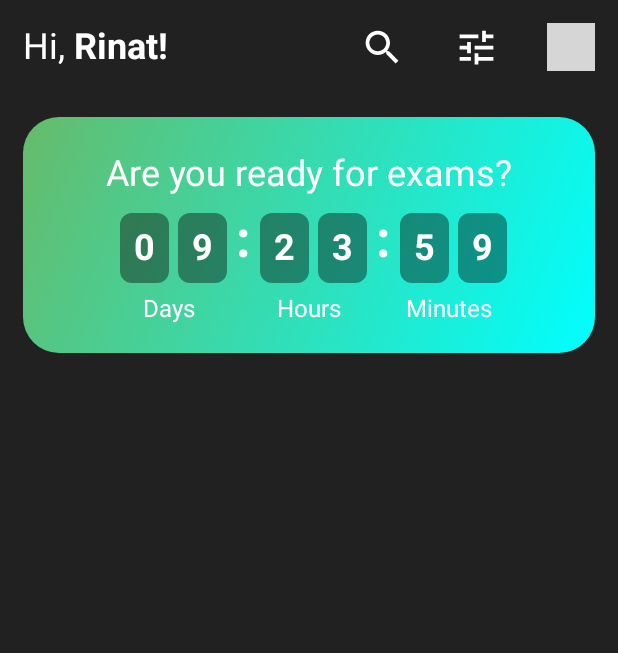
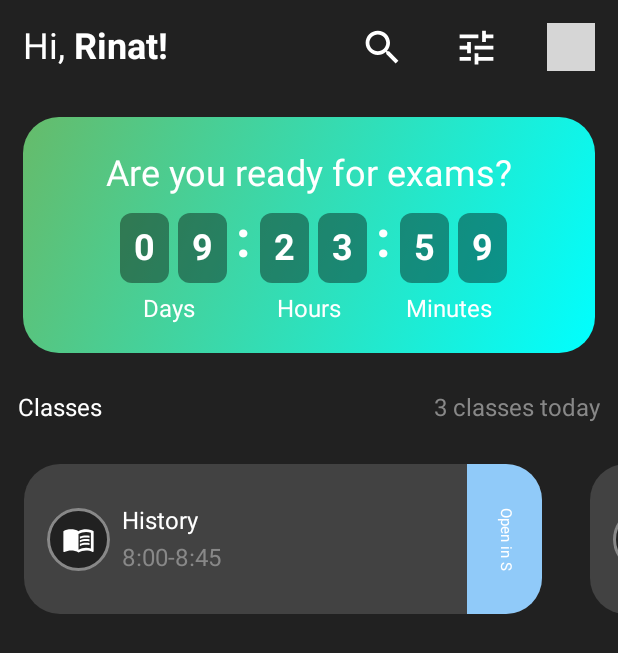
Before and after one commit to Rinat-M/AndroidInterview, an Android app built with Jetpack Compose: the screen it shows after launch (MainActivity), on a phone screen of 412 x 824 dp. Shown: the top 653 px of the screen. Run offline under Robolectric (Android 15) with nearby library versions, the light colour scheme and no system bars; grey boxes are pictures that could not be loaded.

Commit message:
Implemented classes section in home screen

```diff
--- a/EducationApp/app/build.gradle
+++ b/EducationApp/app/build.gradle
@@ -10,8 +10,8 @@ android {
         applicationId "com.rino.educationapp"
         minSdk 28
         targetSdk 33
-        versionCode 2
-        versionName "1.0.1"
+        versionCode 3
+        versionName "1.0.2"
 
         testInstrumentationRunner "androidx.test.runner.AndroidJUnitRunner"
         vectorDrawables {
--- a/EducationApp/app/src/main/java/com/rino/educationapp/MainActivity.kt
+++ b/EducationApp/app/src/main/java/com/rino/educationapp/MainActivity.kt
@@ -9,7 +9,9 @@ import androidx.compose.material.Surface
 import androidx.compose.runtime.Composable
 import androidx.compose.ui.Modifier
 import androidx.compose.ui.tooling.preview.Preview
+import com.rino.educationapp.core.DummyRepositoryImpl
 import com.rino.educationapp.ui.screens.HomeScreen
+import com.rino.educationapp.ui.screens.MainViewModel
 import com.rino.educationapp.ui.theme.EducationAppTheme
 
 class MainActivity : ComponentActivity() {
@@ -29,7 +31,8 @@ fun MyApp() {
             modifier = Modifier.fillMaxSize(),
             color = MaterialTheme.colors.background
         ) {
-            HomeScreen()
+            val viewModel = MainViewModel(DummyRepositoryImpl())
+            HomeScreen(viewModel)
         }
     }
 }
--- /dev/null
+++ b/EducationApp/app/src/main/java/com/rino/educationapp/core/DummyRepositoryImpl.kt
@@ -0,0 +1,32 @@
+package com.rino.educationapp.core
+
+class DummyRepositoryImpl() : MainRepository {
+    override fun getLessons(): List<Lesson> {
+        return listOf(
+            Lesson(
+                title = "History",
+                teacher = "Mrs Thomas",
+                startTime = "8:00",
+                endTime = "8:45",
+                isAdditional = false,
+                bySkype = true
+            ),
+            Lesson(
+                title = "Literature",
+                teacher = "Mrs Barros",
+                startTime = "9:00",
+                endTime = "9:45",
+                isAdditional = false,
+                bySkype = false
+            ),
+            Lesson(
+                title = "Physical Education",
+                teacher = "Mrs Barros",
+                startTime = "10:00",
+                endTime = "11:35",
+                isAdditional = true,
+                bySkype = false
+            )
+        )
+    }
+}
--- /dev/null
+++ b/EducationApp/app/src/main/java/com/rino/educationapp/core/Extensions.kt
@@ -0,0 +1,68 @@
+package com.rino.educationapp.core
+
+import androidx.compose.foundation.background
+import androidx.compose.ui.Modifier
+import androidx.compose.ui.draw.rotate
+import androidx.compose.ui.graphics.Brush
+import androidx.compose.ui.graphics.Color
+import androidx.compose.ui.layout.*
+import androidx.compose.ui.unit.Constraints
+import com.rino.educationapp.ui.theme.Green400
+import com.rino.educationapp.ui.theme.Grey800
+
+fun Modifier.rotateVertically(rotation: VerticalRotation) = then(
+    object : LayoutModifier {
+        override fun MeasureScope.measure(
+            measurable: Measurable,
+            constraints: Constraints
+        ): MeasureResult {
+            val placeable = measurable.measure(constraints)
+            return layout(placeable.height, placeable.width) {
+                placeable.place(
+                    x = -(placeable.width / 2 - placeable.height / 2),
+                    y = -(placeable.height / 2 - placeable.width / 2)
+                )
+            }
+        }
+
+        override fun IntrinsicMeasureScope.minIntrinsicHeight(
+            measurable: IntrinsicMeasurable,
+            width: Int
+        ): Int {
+            return measurable.maxIntrinsicWidth(width)
+        }
+
+        override fun IntrinsicMeasureScope.maxIntrinsicHeight(
+            measurable: IntrinsicMeasurable,
+            width: Int
+        ): Int {
+            return measurable.maxIntrinsicWidth(width)
+        }
+
+        override fun IntrinsicMeasureScope.minIntrinsicWidth(
+            measurable: IntrinsicMeasurable,
+            height: Int
+        ): Int {
+            return measurable.minIntrinsicHeight(height)
+        }
+
+        override fun IntrinsicMeasureScope.maxIntrinsicWidth(
+            measurable: IntrinsicMeasurable,
+            height: Int
+        ): Int {
+            return measurable.maxIntrinsicHeight(height)
+        }
+    })
+    .then(rotate(rotation.value))
+
+enum class VerticalRotation(val value: Float) {
+    CLOCKWISE(90f), COUNTER_CLOCKWISE(270f)
+}
+
+fun Modifier.background(isAdditional: Boolean): Modifier {
+    return if (isAdditional) {
+        this.background(Brush.linearGradient(colors = listOf(Green400, Color.Cyan)))
+    } else {
+        this.background(Grey800)
+    }
+}
--- /dev/null
+++ b/EducationApp/app/src/main/java/com/rino/educationapp/core/Lesson.kt
@@ -0,0 +1,10 @@
+package com.rino.educationapp.core
+
+data class Lesson(
+    val title: String,
+    val teacher: String,
+    val startTime: String,
+    val endTime: String,
+    val isAdditional: Boolean,
+    val bySkype: Boolean
+)
--- /dev/null
+++ b/EducationApp/app/src/main/java/com/rino/educationapp/core/MainRepository.kt
@@ -0,0 +1,5 @@
+package com.rino.educationapp.core
+
+interface MainRepository {
+    fun getLessons(): List<Lesson>
+}
--- a/EducationApp/app/src/main/java/com/rino/educationapp/ui/screens/HomeScreen.kt
+++ b/EducationApp/app/src/main/java/com/rino/educationapp/ui/screens/HomeScreen.kt
@@ -1,7 +1,10 @@
 package com.rino.educationapp.ui.screens
 
 import androidx.compose.foundation.background
+import androidx.compose.foundation.border
 import androidx.compose.foundation.layout.*
+import androidx.compose.foundation.lazy.LazyRow
+import androidx.compose.foundation.shape.CircleShape
 import androidx.compose.foundation.shape.RoundedCornerShape
 import androidx.compose.material.Icon
 import androidx.compose.material.MaterialTheme
@@ -18,11 +21,16 @@ import androidx.compose.ui.text.buildAnnotatedString
 import androidx.compose.ui.text.font.FontWeight
 import androidx.compose.ui.text.withStyle
 import androidx.compose.ui.unit.dp
+import androidx.compose.ui.unit.sp
 import com.rino.educationapp.R
+import com.rino.educationapp.core.Lesson
+import com.rino.educationapp.core.VerticalRotation
+import com.rino.educationapp.core.rotateVertically
+import com.rino.educationapp.core.background
 import com.rino.educationapp.ui.theme.*
 
 @Composable
-fun HomeScreen() {
+fun HomeScreen(mainViewModel: MainViewModel) {
     Box(
         modifier = Modifier
             .background(Grey900)
@@ -31,6 +39,7 @@ fun HomeScreen() {
         Column {
             TopSection(name = "Rinat")
             ExamsTimerSection()
+            ClassesSection(mainViewModel.lessons)
         }
     }
 }
@@ -174,3 +183,80 @@ fun OneDigit(digit: String, backgroundColor: Color) {
         )
     }
 }
+
+@Composable
+fun ClassesSection(lessons: List<Lesson>) {
+    Row(
+        horizontalArrangement = Arrangement.SpaceBetween,
+        verticalAlignment = Alignment.CenterVertically,
+        modifier = Modifier
+            .fillMaxWidth()
+            .padding(12.dp)
+    ) {
+        Text(text = "Classes", color = Color.White)
+        Text(text = "${lessons.count()} classes today", color = Color.Gray)
+    }
+    LazyRow {
+        items(lessons.count()) {
+            ClassBlock(lessons[it])
+        }
+    }
+}
+
+@Composable
+fun ClassBlock(lesson: Lesson) {
+    Row(
+        horizontalArrangement = Arrangement.SpaceBetween,
+        verticalAlignment = Alignment.CenterVertically,
+        modifier = Modifier
+            .padding(16.dp)
+            .clip(RoundedCornerShape(24.dp))
+            .background(lesson.isAdditional)
+            .padding(PaddingValues(start = 15.dp))
+            .width(330.dp)
+            .height(100.dp)
+    ) {
+        Box(
+            modifier = Modifier
+                .border(2.dp, Color.Gray, CircleShape)
+                .clip(CircleShape)
+                .background(BlackWithOpacity50)
+                .padding(6.dp)
+        ) {
+            Icon(
+                painter = painterResource(id = R.drawable.ic_menu_book),
+                contentDescription = null,
+                tint = Color.White,
+                modifier = Modifier
+                    .size(30.dp)
+                    .padding(4.dp)
+            )
+        }
+        Column(
+            modifier = Modifier
+                .weight(1f)
+                .padding(8.dp),
+            verticalArrangement = Arrangement.spacedBy(6.dp)
+        ) {
+            Text(text = lesson.title, color = Color.White)
+            Text(text = "${lesson.startTime}-${lesson.endTime}", color = Color.Gray)
+        }
+
+        if (lesson.bySkype) {
+            Box(
+                modifier = Modifier
+                    .width(50.dp)
+                    .fillMaxHeight()
+                    .background(Blue200),
+                contentAlignment = Alignment.Center,
+            ) {
+                Text(
+                    text = "Open in S", color = Color.White,
+                    modifier = Modifier
+                        .rotateVertically(VerticalRotation.CLOCKWISE),
+                    fontSize = 10.sp,
+                )
+            }
+        }
+    }
+}
--- /dev/null
+++ b/EducationApp/app/src/main/java/com/rino/educationapp/ui/screens/MainViewModel.kt
@@ -0,0 +1,12 @@
+package com.rino.educationapp.ui.screens
+
+import androidx.compose.runtime.toMutableStateList
+import androidx.lifecycle.ViewModel
+import com.rino.educationapp.core.MainRepository
+
+class MainViewModel(repository: MainRepository) : ViewModel() {
+
+    private val _lessons = repository.getLessons().toMutableStateList()
+    val lessons get() = _lessons
+
+}
--- a/EducationApp/app/src/main/java/com/rino/educationapp/ui/theme/Color.kt
+++ b/EducationApp/app/src/main/java/com/rino/educationapp/ui/theme/Color.kt
@@ -17,3 +17,4 @@ val GreenA200 = Color(0xFF69F0AE)
 val BlackWithOpacity40 = Color(0x66000000)
 val BlackWithOpacity50 = Color(0x80000000)
 val BlackWithOpacity80 = Color(0xCC000000)
+val Blue200 = Color(0xFF90CAF9)
--- /dev/null
+++ b/EducationApp/app/src/main/res/drawable/ic_menu_book.xml
@@ -0,0 +1,18 @@
+<vector xmlns:android="http://schemas.android.com/apk/res/android"
+    android:width="24dp"
+    android:height="24dp"
+    android:viewportWidth="24"
+    android:viewportHeight="24">
+  <path
+      android:pathData="M21,5c-1.11,-0.35 -2.33,-0.5 -3.5,-0.5c-1.95,0 -4.05,0.4 -5.5,1.5c-1.45,-1.1 -3.55,-1.5 -5.5,-1.5S2.45,4.9 1,6v14.65c0,0.25 0.25,0.5 0.5,0.5c0.1,0 0.15,-0.05 0.25,-0.05C3.1,20.45 5.05,20 6.5,20c1.95,0 4.05,0.4 5.5,1.5c1.35,-0.85 3.8,-1.5 5.5,-1.5c1.65,0 3.35,0.3 4.75,1.05c0.1,0.05 0.15,0.05 0.25,0.05c0.25,0 0.5,-0.25 0.5,-0.5V6C22.4,5.55 21.75,5.25 21,5zM21,18.5c-1.1,-0.35 -2.3,-0.5 -3.5,-0.5c-1.7,0 -4.15,0.65 -5.5,1.5V8c1.35,-0.85 3.8,-1.5 5.5,-1.5c1.2,0 2.4,0.15 3.5,0.5V18.5z"
+      android:fillColor="#FFFFFF"/>
+  <path
+      android:pathData="M17.5,10.5c0.88,0 1.73,0.09 2.5,0.26V9.24C19.21,9.09 18.36,9 17.5,9c-1.7,0 -3.24,0.29 -4.5,0.83v1.66C14.13,10.85 15.7,10.5 17.5,10.5z"
+      android:fillColor="#FFFFFF"/>
+  <path
+      android:pathData="M13,12.49v1.66c1.13,-0.64 2.7,-0.99 4.5,-0.99c0.88,0 1.73,0.09 2.5,0.26V11.9c-0.79,-0.15 -1.64,-0.24 -2.5,-0.24C15.8,11.66 14.26,11.96 13,12.49z"
+      android:fillColor="#FFFFFF"/>
+  <path
+      android:pathData="M17.5,14.33c-1.7,0 -3.24,0.29 -4.5,0.83v1.66c1.13,-0.64 2.7,-0.99 4.5,-0.99c0.88,0 1.73,0.09 2.5,0.26v-1.52C19.21,14.41 18.36,14.33 17.5,14.33z"
+      android:fillColor="#FFFFFF"/>
+</vector>
```
